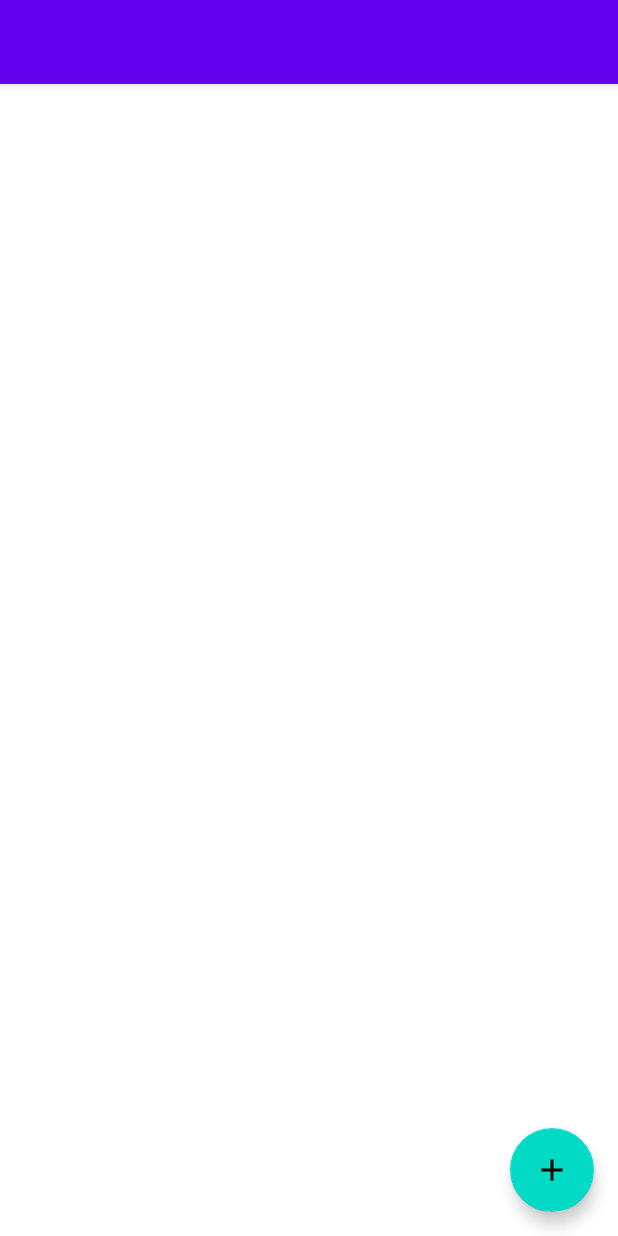
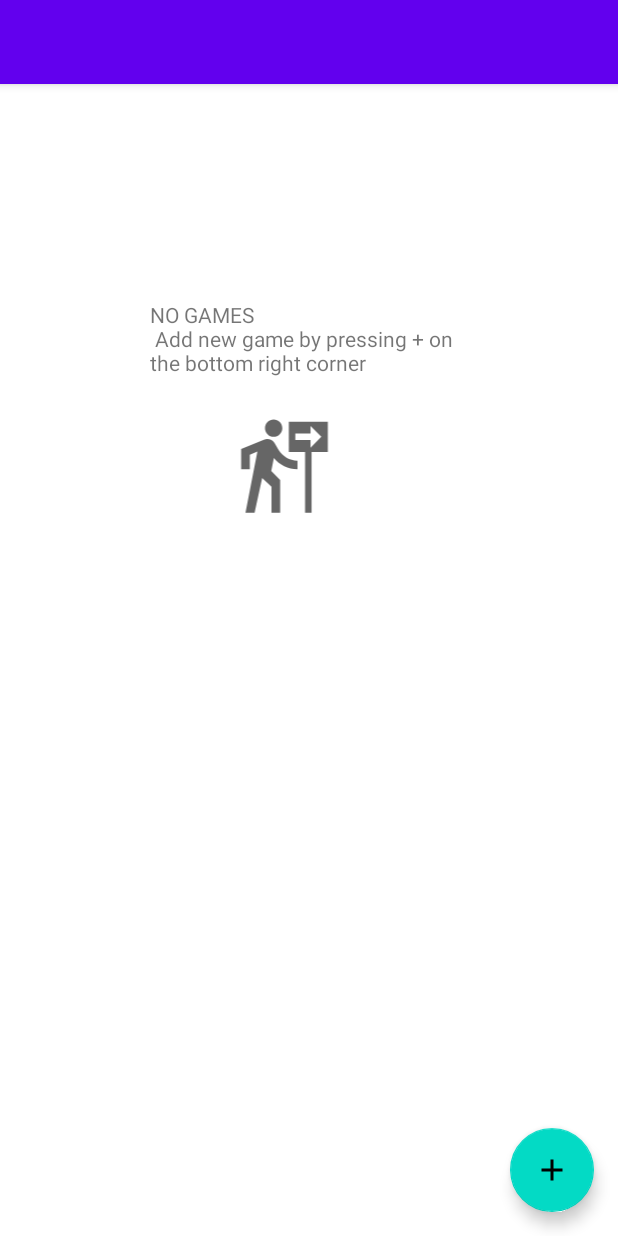
Before and after one commit to JackyL-CyberTofu/g, an Android app: the layout activity_main.xml on its own in the app's theme, with its tools: preview values and no code run, on a phone screen of 412 x 824 dp. Run offline under Robolectric (Android 15) with nearby library versions, the phone set to English and light mode, and no system bars.

Commit message:
Added All Bonus Features
Edit and Delete Game, Complex List View, Confirm on Cancel Edit, Save Data, and Empty State

```diff
--- a/app/build.gradle
+++ b/app/build.gradle
@@ -37,6 +37,7 @@ dependencies {
     implementation 'androidx.constraintlayout:constraintlayout:2.1.0'
     implementation 'androidx.navigation:navigation-fragment:2.3.5'
     implementation 'androidx.navigation:navigation-ui:2.3.5'
+    implementation 'com.google.code.gson:gson:2.8.2'
     testImplementation 'junit:junit:4.+'
     androidTestImplementation 'androidx.test.ext:junit:1.1.3'
     androidTestImplementation 'androidx.test.espresso:espresso-core:3.4.0'
--- /dev/null
+++ b/app/src/main/res/drawable/ic_baseline_follow_the_signs_24.xml
@@ -0,0 +1,11 @@
+<vector xmlns:android="http://schemas.android.com/apk/res/android"
+    android:width="24dp"
+    android:height="24dp"
+    android:viewportWidth="24"
+    android:viewportHeight="24"
+    android:tint="?attr/colorControlNormal"
+    android:autoMirrored="true">
+  <path
+      android:fillColor="@android:color/white"
+      android:pathData="M9.5,5.5c1.1,0 2,-0.9 2,-2s-0.9,-2 -2,-2s-2,0.9 -2,2S8.4,5.5 9.5,5.5zM5.75,8.9L3,23h2.1l1.75,-8L9,17v6h2v-7.55L8.95,13.4l0.6,-3C10.85,12 12.8,13 15,13v-2c-1.85,0 -3.45,-1 -4.35,-2.45L9.7,6.95C9.35,6.35 8.7,6 8,6C7.75,6 7.5,6.05 7.25,6.15L2,8.3V13h2V9.65L5.75,8.9M13,2v7h3.75v14h1.5V9H22V2H13zM18.01,8V6.25H14.5v-1.5h3.51V3l2.49,2.5L18.01,8z"/>
+</vector>
--- a/app/src/main/res/layout/activity_main.xml
+++ b/app/src/main/res/layout/activity_main.xml
@@ -29,10 +29,30 @@
         android:layout_marginBottom="16dp"
         app:srcCompat="@drawable/ic_baseline_add_24" />
 
+    <TextView
+        android:id="@+id/emptyList"
+        android:layout_width="wrap_content"
+        android:layout_height="wrap_content"
+        android:layout_marginLeft="100dp"
+        android:layout_marginTop="200dp"
+        android:layout_marginRight="100dp"
+        android:text="NO GAMES \n Add new game by pressing + on the bottom right corner"
+        />
+
+    <ImageView
+        android:id="@+id/emptyImage"
+        android:layout_width="79dp"
+        android:layout_height="69dp"
+        android:layout_marginLeft="150dp"
+        android:layout_marginTop="275dp"
+        app:srcCompat="@drawable/ic_baseline_follow_the_signs_24" />
+
     <ListView
         android:id="@+id/gamelist"
         android:layout_marginTop="58dp"
         android:layout_width="match_parent"
-        android:layout_height="match_parent" />
+        android:layout_height="match_parent" >
+
+    </ListView>
 
 </androidx.coordinatorlayout.widget.CoordinatorLayout>
```
Also changed, not shown: app/src/main/java/com/cmpt276/scoreapp/AddGame.java (+171 -10 lines), app/src/main/java/com/cmpt276/scoreapp/MainActivity.java (+53 -4 lines).
